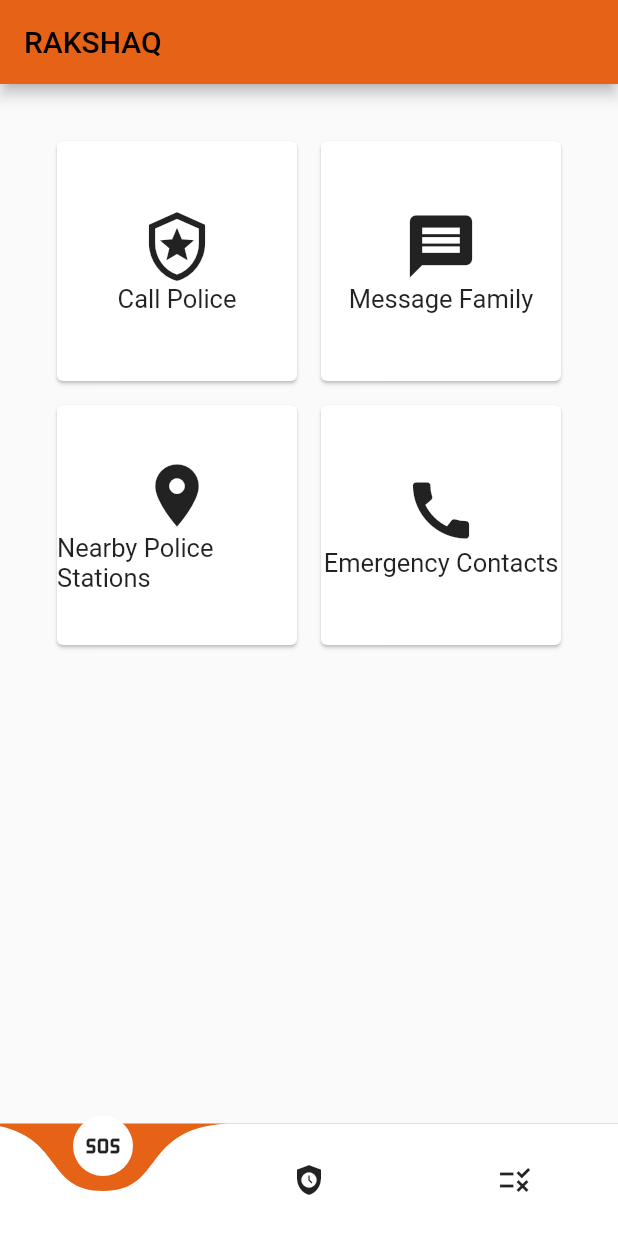
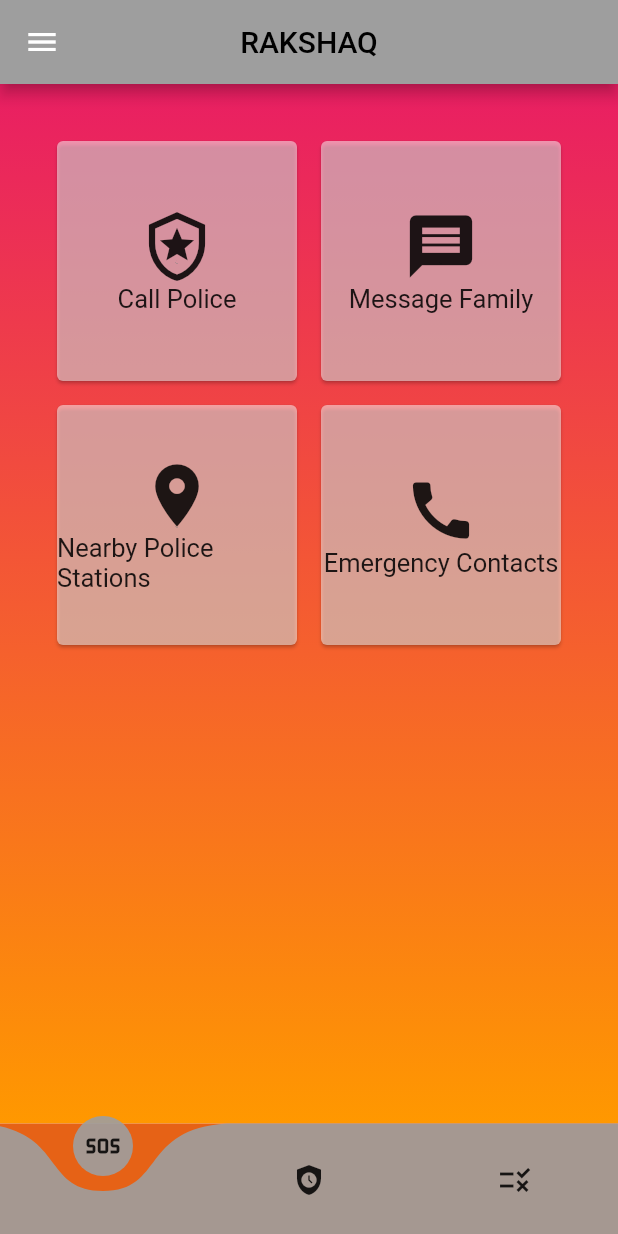
Before and after one commit to Arjun2002tiwari/my_app, a Flutter app: the Dash screen opened directly, on a phone screen of 412 x 824 dp. Run offline on Flutter 3.47's test engine with Material 2 defaults, Android fonts, the light colour scheme and no system bars; drawn by our look-alikes of curved_navigation_bar; our stand-ins replace geolocator, google_maps_flutter, pinput; missing offline and left inert: flutter_phone_direct_caller.

Commit message:
map api and dashboard(Arjun)

```diff
--- a/lib/dash.dart
+++ b/lib/dash.dart
@@ -1,6 +1,10 @@
+// ignore_for_file: prefer_const_constructors, prefer_const_literals_to_create_immutables
+
 import 'package:curved_navigation_bar/curved_navigation_bar.dart';
 import 'package:flutter/material.dart';
 import 'package:my_app/emergency.dart';
+
+import 'Location.dart';
 
 class Dash extends StatefulWidget {
   @override
@@ -20,14 +24,73 @@ class InitState extends State<Dash> {
           "RAKSHAQ",
           style: TextStyle(color: Colors.black),
         ),
-        backgroundColor: Color(0xFFE66216),
+        backgroundColor: Colors.grey,
+        centerTitle: true,
+      ),
+      drawer: Drawer(
+        child: ListView(
+          children: <Widget>[
+            UserAccountsDrawerHeader(
+              decoration: BoxDecoration(
+                gradient: LinearGradient(
+            begin: Alignment.topCenter,
+            end:Alignment.bottomCenter,
+            colors:[
+              Colors.pink,
+              Colors.orange,
+            ],
+            ),
+              ),
+              currentAccountPicture: CircleAvatar(
+                backgroundImage: NetworkImage(""),
+                backgroundColor:Colors.grey,
+              ),
+              accountName: Text("arjun"),
+              accountEmail: Text("arjuntiwari754@gmail.com"),
+            ),
+            ListTile(
+              title:Text("Profile"),
+              trailing: Icon(Icons.person),
+              // onTap: (){
+
+              // },
+            ),
+            ListTile(
+              title: Text("About"),
+              trailing: Icon(Icons.home),
+              // onTap: (){
+              //   Navigator.pop(context);
+              // },
+            ),
+            ListTile(
+              title: Text("Log Out"),
+              trailing: Icon(Icons.logout_outlined,color:Colors.grey),
+              // onTap: (){
+              //   setState(() {
+              //     sort=!sort;
+              //   });
+              //},
+            ),
+          ],
+        ),
       ),
       body: Container(
+        decoration: BoxDecoration(
+          gradient: LinearGradient(
+            begin: Alignment.topCenter,
+            end:Alignment.bottomCenter,
+            colors:[
+              Colors.pink,
+              Colors.orange,
+            ],
+            ),
+        ),
           padding: EdgeInsets.all(30.0),
           child: GridView.count(
             crossAxisCount: 2,
             children: <Widget>[
               Card(
+                color:Colors.white.withOpacity(0.5),
                   margin: EdgeInsets.all(8.0),
                   child: InkWell(
                       onTap: () {},
@@ -42,6 +105,7 @@ class InitState extends State<Dash> {
                         ],
                       )))),
               Card(
+                color:Colors.white.withOpacity(0.5),
                   margin: EdgeInsets.all(8.0),
                   child: InkWell(
                       onTap: () {},
@@ -56,9 +120,13 @@ class InitState extends State<Dash> {
                         ],
                       )))),
               Card(
+                color:Colors.white.withOpacity(0.5),
                   margin: EdgeInsets.all(8.0),
                   child: InkWell(
-                      onTap: () {},
+                      onTap: () {
+                        Navigator.pushReplacement(context,
+                    MaterialPageRoute(builder: (context) => Location()));
+                      },
                       splashColor: Colors.orange,
                       child: Center(
                           child: Column(
@@ -70,6 +138,7 @@ class InitState extends State<Dash> {
                         ],
                       )))),
               Card(
+                color:Colors.white.withOpacity(0.5),
                   margin: EdgeInsets.all(8.0),
                   child: InkWell(
                       onTap: () {
@@ -93,6 +162,7 @@ class InitState extends State<Dash> {
       bottomNavigationBar: CurvedNavigationBar(
         items: [Icon(Icons.sos), Icon(Icons.safety_check), Icon(Icons.rule)],
         backgroundColor: Color(0xFFE66216),
+        color:Colors.grey.withOpacity(0.9)
       ),
     );
   }
--- a/pubspec.yaml
+++ b/pubspec.yaml
@@ -39,6 +39,8 @@ dependencies:
   pinput: ^2.2.16
   curved_navigation_bar: ^1.0.3
   flutter_phone_direct_caller: ^2.1.1
+  google_maps_flutter: ^2.2.1
+  geolocator: ^9.0.2
 
 dev_dependencies:
   flutter_test:
```
Also changed, not shown: lib/Location.dart (added, +69 -0 lines), pubspec.lock, 5 other files.
